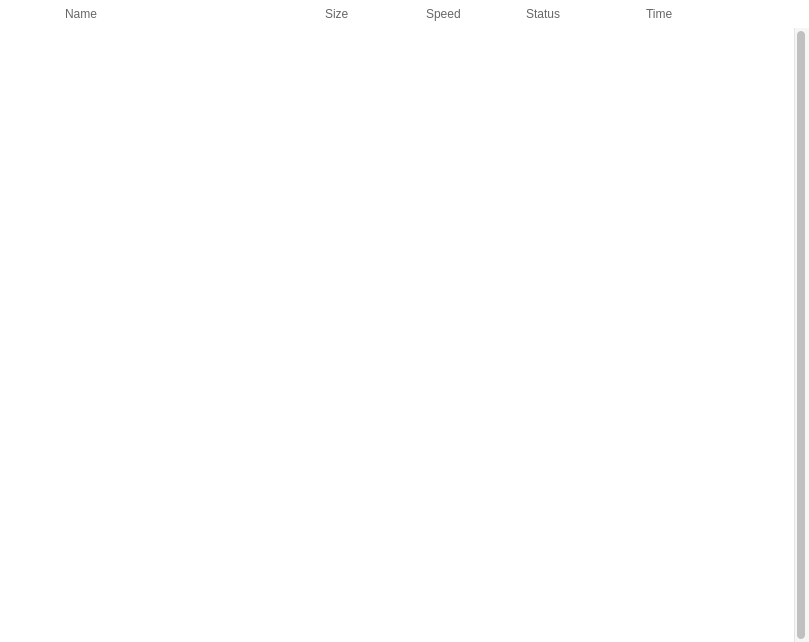
Above: src/MEGASync/gui/linux/TransfersWidget.ui from meganz/MEGAsync before the change. Below: the same form after it.
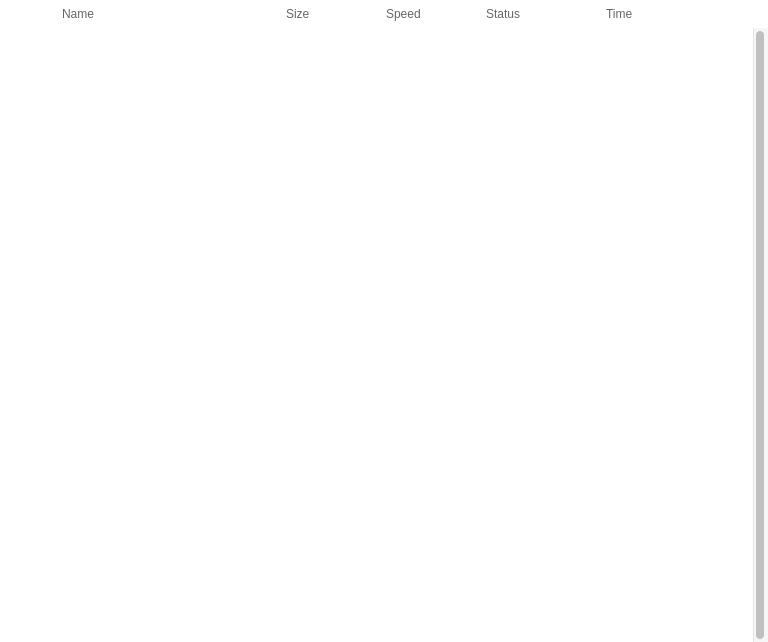
That is the form after the change. Icons and pictures are not drawn. Custom widgets are drawn as their Qt base class.

Commit message: Transfer Manager: Cleanup, some refactoring to improve readability/efficiency, refresh and behaviorfixes, polish UI (linux)

Diff of the .ui file:
```diff
--- a/src/MEGASync/gui/linux/TransfersWidget.ui
+++ b/src/MEGASync/gui/linux/TransfersWidget.ui
@@ -6,7 +6,7 @@
    <rect>
     <x>0</x>
     <y>0</y>
-    <width>809</width>
+    <width>768</width>
     <height>642</height>
    </rect>
   </property>
@@ -18,8 +18,8 @@
   </property>
   <property name="minimumSize">
    <size>
-    <width>718</width>
-    <height>400</height>
+    <width>0</width>
+    <height>0</height>
    </size>
   </property>
   <property name="maximumSize">
@@ -41,89 +41,25 @@
 #sWidget, #wTableHeader
 {
     background-color: white;
-    width: 788px;
-    min-width: 788px;
-}
-
-#wTableHeader
-{
-    height: 28px;
-    min-height: 28px;
-    max-height: 28px;
-}
-
-#wTableHeader  QPushButton
-{
-	height: 20px;
-	color: #666666;
-	font-size: 12px;
-}
-
-#wTableHeader QLabel
-{
-	height: 20px;
-	color: #666666;
-	font-size: 12px;
-	qproperty-alignment: 'AlignLeft | AlignBottom';
-}
-
-#wPauseResumeAll
-{
-    height: 28px;
-    max-height: 28px;
-    min-height: 28px;
-    width: 32px;
-    max-width: 32px;
-    min-width: 32px;
 }
 
 #wTableHeader QToolButton
 {
-    height: 24px;
-    max-height: 24px;
-    min-height: 24px;
-    width: 24px;
-    max-width: 24px;
-    min-width: 24px;
     qProperty-iconSize: 24px;
     border: none;
+	padding-left: 0;
+	margin-left: 0;
 }
 
 #wTableHeader QLabel, #wTableHeader  QPushButton
 {
     padding: 0;
-}
-
-#pHeaderName
-{
-    width: 160px;
-    min-width: 160px;
-}
-
-#pHeaderSize, #lHeaderSpeed
-{
-    width: 100px;
-    min-width: 100px;
-    max-width: 100px;
-}
-
-#wTableHeader  QPushButton
-{
+	color: #666666;
+	font-size: 12px;
     text-align: left;
-}
-
-#lHeaderStatus
-{
-    width: 120px;
-    min-width: 120px;
-    max-width: 120px;
-}
-
-#lHeaderTime
-{
-    width: 92px;
-    min-width: 92px;
-    max-width: 92px;
+	border: none;
+	padding-left: 0;
+	margin-left: 0;
 }
 </string>
   </property>
@@ -156,8 +92,8 @@
      </property>
      <property name="minimumSize">
       <size>
-       <width>788</width>
-       <height>400</height>
+       <width>0</width>
+       <height>0</height>
       </size>
      </property>
      <property name="maximumSize">
@@ -215,8 +151,8 @@
       </property>
       <property name="minimumSize">
        <size>
-        <width>768</width>
-        <height>400</height>
+        <width>692</width>
+        <height>0</height>
        </size>
       </property>
       <property name="maximumSize">
@@ -249,24 +185,54 @@
            <verstretch>0</verstretch>
           </sizepolicy>
          </property>
+         <property name="minimumSize">
+          <size>
+           <width>700</width>
+           <height>28</height>
+          </size>
+         </property>
+         <property name="maximumSize">
+          <size>
+           <width>16777215</width>
+           <height>28</height>
+          </size>
+         </property>
          <layout class="QHBoxLayout" name="wTableHeaderLayout">
           <property name="spacing">
            <number>0</number>
           </property>
           <property name="leftMargin">
-           <number>64</number>
+           <number>62</number>
           </property>
           <property name="topMargin">
            <number>0</number>
           </property>
           <property name="rightMargin">
-           <number>15</number>
+           <number>22</number>
           </property>
           <property name="bottomMargin">
            <number>0</number>
           </property>
           <item>
            <widget class="QPushButton" name="pHeaderName">
+            <property name="sizePolicy">
+             <sizepolicy hsizetype="Expanding" vsizetype="Fixed">
+              <horstretch>0</horstretch>
+              <verstretch>0</verstretch>
+             </sizepolicy>
+            </property>
+            <property name="minimumSize">
+             <size>
+              <width>160</width>
+              <height>28</height>
+             </size>
+            </property>
+            <property name="maximumSize">
+             <size>
+              <width>16777215</width>
+              <height>28</height>
+             </size>
+            </property>
             <property name="layoutDirection">
              <enum>Qt::RightToLeft</enum>
             </property>
@@ -280,6 +246,24 @@
           </item>
           <item>
            <widget class="QPushButton" name="pHeaderSize">
+            <property name="sizePolicy">
+             <sizepolicy hsizetype="Fixed" vsizetype="Fixed">
+              <horstretch>0</horstretch>
+              <verstretch>0</verstretch>
+             </sizepolicy>
+            </property>
+            <property name="minimumSize">
+             <size>
+              <width>100</width>
+              <height>28</height>
+             </size>
+            </property>
+            <property name="maximumSize">
+             <size>
+              <width>100</width>
+              <height>28</height>
+             </size>
+            </property>
             <property name="layoutDirection">
              <enum>Qt::RightToLeft</enum>
             </property>
@@ -299,9 +283,24 @@
               <verstretch>0</verstretch>
              </sizepolicy>
             </property>
+            <property name="minimumSize">
+             <size>
+              <width>100</width>
+              <height>28</height>
+             </size>
+            </property>
+            <property name="maximumSize">
+             <size>
+              <width>100</width>
+              <height>28</height>
+             </size>
+            </property>
             <property name="text">
              <string>Speed</string>
             </property>
+            <property name="alignment">
+             <set>Qt::AlignLeading|Qt::AlignLeft|Qt::AlignVCenter</set>
+            </property>
            </widget>
           </item>
           <item>
@@ -312,9 +311,24 @@
               <verstretch>0</verstretch>
              </sizepolicy>
             </property>
+            <property name="minimumSize">
+             <size>
+              <width>120</width>
+              <height>28</height>
+             </size>
+            </property>
+            <property name="maximumSize">
+             <size>
+              <width>120</width>
+              <height>28</height>
+             </size>
+            </property>
             <property name="text">
              <string>Status</string>
             </property>
+            <property name="alignment">
+             <set>Qt::AlignLeading|Qt::AlignLeft|Qt::AlignVCenter</set>
+            </property>
            </widget>
           </item>
           <item>
@@ -325,45 +339,91 @@
               <verstretch>0</verstretch>
              </sizepolicy>
             </property>
+            <property name="minimumSize">
+             <size>
+              <width>92</width>
+              <height>28</height>
+             </size>
+            </property>
+            <property name="maximumSize">
+             <size>
+              <width>92</width>
+              <height>28</height>
+             </size>
+            </property>
             <property name="text">
              <string>Time</string>
             </property>
+            <property name="alignment">
+             <set>Qt::AlignLeading|Qt::AlignLeft|Qt::AlignVCenter</set>
+            </property>
            </widget>
           </item>
           <item>
            <widget class="QWidget" name="wPauseResumeAll" native="true">
-            <layout class="QHBoxLayout" name="horizontalLayout">
-             <property name="spacing">
-              <number>0</number>
+            <property name="sizePolicy">
+             <sizepolicy hsizetype="Fixed" vsizetype="Fixed">
+              <horstretch>0</horstretch>
+              <verstretch>0</verstretch>
+             </sizepolicy>
+            </property>
+            <property name="minimumSize">
+             <size>
+              <width>24</width>
+              <height>28</height>
+             </size>
+            </property>
+            <property name="maximumSize">
+             <size>
+              <width>24</width>
+              <height>28</height>
+             </size>
+            </property>
+            <widget class="QToolButton" name="tPauseResumeAll">
+             <property name="geometry">
+              <rect>
+               <x>0</x>
+               <y>2</y>
+               <width>24</width>
+               <height>24</height>
+              </rect>
              </property>
-             <property name="leftMargin">
-              <number>0</number>
+             <property name="minimumSize">
+              <size>
+               <width>24</width>
+               <height>24</height>
+              </size>
              </property>
-             <property name="topMargin">
-              <number>0</number>
+             <property name="maximumSize">
+              <size>
+               <width>24</width>
+               <height>24</height>
+              </size>
              </property>
-             <property name="rightMargin">
-              <number>0</number>
+             <property name="toolTip">
+              <string>Pause or resume all selected transfers</string>
              </property>
-             <property name="bottomMargin">
-              <number>0</number>
+             <property name="icon">
+              <iconset resource="../Resources_linux.qrc">
+               <normaloff>:/images/lists_pause_all_ico.png</normaloff>:/images/lists_pause_all_ico.png</iconset>
              </property>
-             <item>
-              <widget class="QToolButton" name="tPauseResumeAll">
-               <property name="toolTip">
-                <string>Pause or resume all selected transfers</string>
-               </property>
-               <property name="icon">
-                <iconset resource="../Resources_linux.qrc">
-                 <normaloff>:/images/lists_pause_all_ico.png</normaloff>:/images/lists_pause_all_ico.png</iconset>
-               </property>
-              </widget>
-             </item>
-            </layout>
+            </widget>
            </widget>
           </item>
           <item>
            <widget class="QToolButton" name="tCancelAll">
+            <property name="minimumSize">
+             <size>
+              <width>24</width>
+              <height>24</height>
+             </size>
+            </property>
+            <property name="maximumSize">
+             <size>
+              <width>24</width>
+              <height>24</height>
+             </size>
+            </property>
             <property name="toolTip">
              <string>Cancel all selected transfers</string>
             </property>
@@ -386,8 +446,8 @@
          </property>
          <property name="minimumSize">
           <size>
-           <width>768</width>
-           <height>400</height>
+           <width>692</width>
+           <height>0</height>
           </size>
          </property>
          <property name="maximumSize">
```
Left out of the diff: 4 changed lines with no effect on the pictures. The commit also changes 12 other files.
